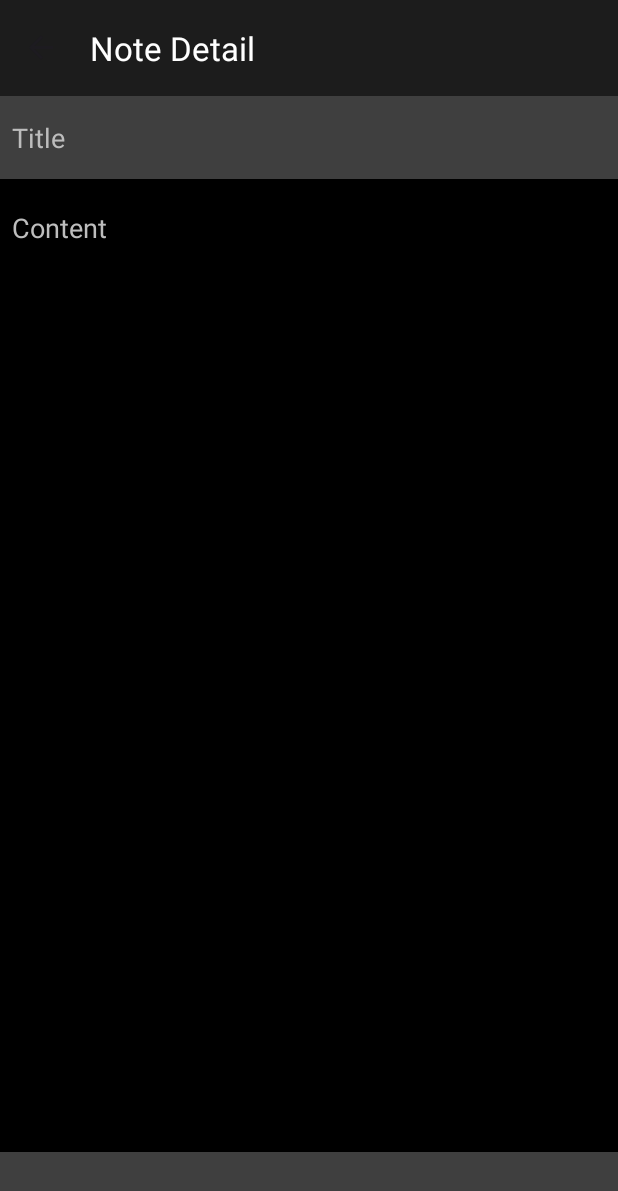
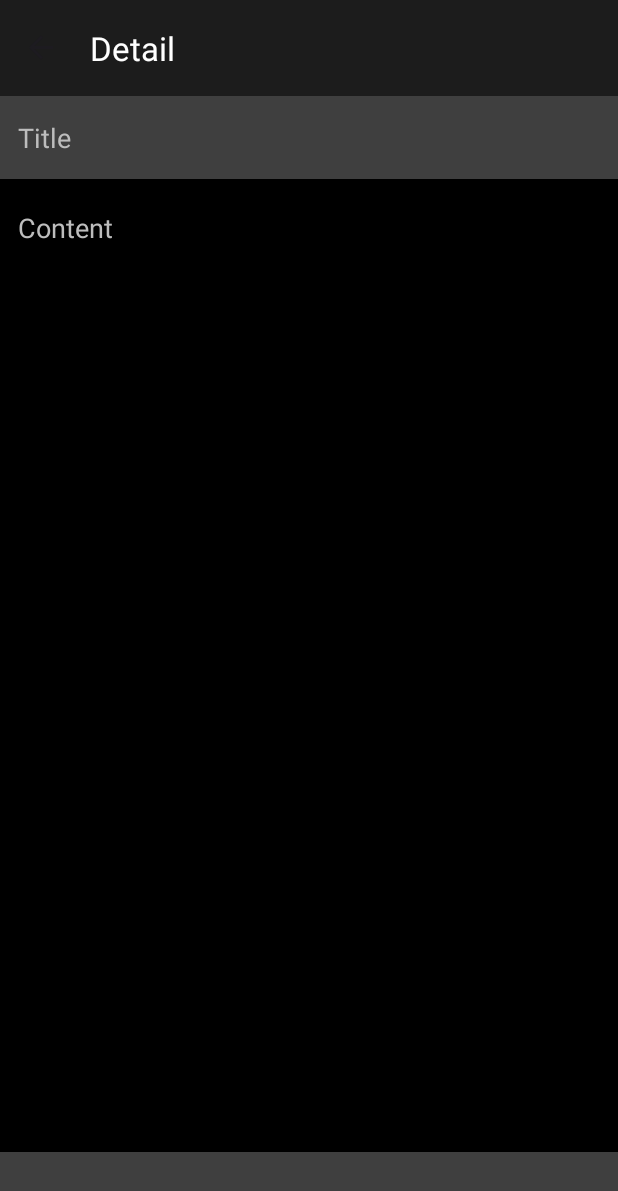
Before and after one commit to burak2861/Notes-App, an Android app: the NoteDetailFragment screen opened through its navigation route, on a phone screen of 412 x 824 dp. Shown: the top 1191 px of the screen. Run offline under Robolectric (Android 15) with nearby library versions, the phone set to English and light mode, and no system bars; our stand-ins replace Dagger/Hilt's generated code, navigation-ui.

Commit message:
first commit second commit third commit fourth commit fifth commit sixth commit

```diff
--- a/app/build.gradle.kts
+++ b/app/build.gradle.kts
@@ -73,4 +73,6 @@ dependencies {
     kapt("androidx.room:room-compiler:2.6.1")
     implementation("androidx.room:room-ktx:2.6.1")
     implementation ("androidx.lifecycle:lifecycle-livedata-ktx:2.7.0")
+
+    implementation("com.airbnb.android:lottie:3.4.0")
 }
--- a/app/src/main/java/com/example/notesapp/SplashActivity.kt
+++ b/app/src/main/java/com/example/notesapp/SplashActivity.kt
@@ -6,6 +6,7 @@ import androidx.appcompat.app.AppCompatActivity
 import android.os.Bundle
 import android.os.Handler
 import android.os.Looper
+import androidx.core.content.ContextCompat
 
 @SuppressLint("CustomSplashScreen")
 class SplashActivity : AppCompatActivity() {
@@ -15,10 +16,12 @@ class SplashActivity : AppCompatActivity() {
 
         supportActionBar?.hide()
 
+        window.statusBarColor = ContextCompat.getColor(this, R.color.black)
+
         Handler(Looper.getMainLooper()).postDelayed({
                    val intent = Intent(this@SplashActivity,NoteActivity::class.java)
             startActivity(intent)
             finish()
-        },1500)
+        },2500)
     }
 }
--- a/app/src/main/java/com/example/notesapp/list/NoteListFragment.kt
+++ b/app/src/main/java/com/example/notesapp/list/NoteListFragment.kt
@@ -1,7 +1,13 @@
 package com.example.notesapp.list
 
+import android.app.SearchManager
+import android.content.ComponentName
+import android.content.Context
 import android.os.Bundle
 import android.view.LayoutInflater
+import android.view.Menu
+import android.view.MenuInflater
+import android.view.MenuItem
 import android.view.View
 import android.view.ViewGroup
 import androidx.appcompat.app.AppCompatActivity
@@ -13,8 +19,10 @@ import androidx.lifecycle.lifecycleScope
 import androidx.lifecycle.repeatOnLifecycle
 import androidx.navigation.fragment.findNavController
 import androidx.recyclerview.widget.LinearLayoutManager
+import com.example.notesapp.R
 import com.example.notesapp.databinding.FragmentNoteListBinding
 import com.example.notesapp.list.adapter.NoteAdapter
+import com.example.notesapp.model.Note
 import dagger.hilt.android.AndroidEntryPoint
 import kotlinx.coroutines.launch
 
@@ -48,23 +56,13 @@ class NoteListFragment : Fragment() {
 
     override fun onViewCreated(view: View, savedInstanceState: Bundle?) {
         super.onViewCreated(view, savedInstanceState)
+        setHasOptionsMenu(true)
 
         listeners()
         setupRecyclerView()
         observeNotes()
         viewModel.getAllNotes()
 
-        binding.searchView.setOnQueryTextListener(object :
-            SearchView.OnQueryTextListener {
-            override fun onQueryTextSubmit(query: String?): Boolean {
-                return false
-            }
-
-            override fun onQueryTextChange(newText: String?): Boolean {
-                viewModel.searchNotes(newText.orEmpty())
-                return true
-            }
-        })
     }
 
     private fun listeners() {
@@ -84,11 +82,45 @@ class NoteListFragment : Fragment() {
 
     private fun observeNotes() {
         viewLifecycleOwner.lifecycleScope.launch {
-            lifecycle.repeatOnLifecycle(Lifecycle.State.RESUMED){
+            lifecycle.repeatOnLifecycle(Lifecycle.State.RESUMED) {
                 viewModel.allNotes.collect { notes ->
                     noteAdapter.submitList(notes)
                 }
             }
         }
     }
+
+    @Deprecated("Deprecated in Java")
+    override fun onCreateOptionsMenu(menu: Menu, inflater: MenuInflater) {
+
+        inflater.inflate(R.menu.menu, menu)
+        val manager = requireActivity().getSystemService(Context.SEARCH_SERVICE) as SearchManager?
+        val searchItem = menu.findItem(R.id.action_search)
+        val searchView = searchItem.actionView as SearchView
+
+        searchView.setSearchableInfo(manager?.getSearchableInfo(requireActivity().componentName))
+
+
+        searchView.setOnQueryTextListener(object :
+            SearchView.OnQueryTextListener {
+            override fun onQueryTextSubmit(query: String?): Boolean {
+                return false
+            }
+
+            override fun onQueryTextChange(newText: String?): Boolean {
+                viewModel.searchNotes(newText.orEmpty())
+                return true
+            }
+        })
+    }
+
+    override fun onOptionsItemSelected(item: MenuItem): Boolean {
+        return when (item.itemId) {
+            R.id.action_search -> {
+                true
+            }
+
+            else -> super.onOptionsItemSelected(item)
+        }
+    }
 }
--- /dev/null
+++ b/app/src/main/res/anim/from_left.xml
@@ -0,0 +1,6 @@
+<?xml version="1.0" encoding="utf-8"?>
+<set xmlns:android="http://schemas.android.com/apk/res/android">
+
+    <translate android:fromXDelta="100%" android:toXDelta="0%" android:duration="400"/>
+
+</set>
--- /dev/null
+++ b/app/src/main/res/anim/from_right.xml
@@ -0,0 +1,6 @@
+<?xml version="1.0" encoding="utf-8"?>
+<set xmlns:android="http://schemas.android.com/apk/res/android">
+
+    <translate android:fromXDelta="-100%" android:toXDelta="0%" android:duration="400"/>
+
+</set>
--- /dev/null
+++ b/app/src/main/res/anim/to_left.xml
@@ -0,0 +1,6 @@
+<?xml version="1.0" encoding="utf-8"?>
+<set xmlns:android="http://schemas.android.com/apk/res/android">
+
+    <translate android:fromXDelta="0%" android:toXDelta="100%" android:duration="400"/>
+
+</set>
--- /dev/null
+++ b/app/src/main/res/anim/to_right.xml
@@ -0,0 +1,6 @@
+<?xml version="1.0" encoding="utf-8"?>
+<set xmlns:android="http://schemas.android.com/apk/res/android">
+
+    <translate android:fromXDelta="0%" android:toXDelta="-100%" android:duration="400"/>
+
+</set>
--- a/app/src/main/res/layout/fragment_note_detail.xml
+++ b/app/src/main/res/layout/fragment_note_detail.xml
@@ -19,7 +19,7 @@
         android:maxLines="1"
         android:textColor="@color/white"
         android:textColorHint="#BDBDBD"
-        android:paddingStart="8dp"/>
+        android:paddingStart="12dp"/>
 
     <androidx.appcompat.widget.AppCompatEditText
         android:id="@+id/contentEditText"
@@ -32,7 +32,7 @@
         android:inputType="textMultiLine"
         android:textColor="@color/white"
         android:textColorHint="#BDBDBD"
-        android:paddingStart="8dp"
+        android:paddingStart="12dp"
         android:paddingTop="20dp"/>
 
     <View
--- a/app/src/main/res/layout/note_recyclerview.xml
+++ b/app/src/main/res/layout/note_recyclerview.xml
@@ -21,6 +21,7 @@
             android:layout_width="match_parent"
             android:layout_height="wrap_content"
             android:padding="8dp"
+            android:paddingStart="16dp"
             android:text="@string/note_title"
             android:textSize="20sp"
             android:textStyle="bold"
@@ -33,6 +34,7 @@
             android:maxLines="3"
             android:ellipsize="end"
             android:padding="8dp"
+            android:paddingStart="16dp"
             android:text="@string/note_content"
             android:textSize="16sp"
             android:textColor="@color/white"/>
@@ -48,7 +50,7 @@
                 android:layout_width="234dp"
                 android:layout_height="match_parent"
                 android:layout_alignParentStart="true"
-                android:layout_marginStart="8dp"
+                android:paddingStart="16dp"
                 android:text="@string/date"
                 android:textColor="#C3C3C3"
                 android:textSize="14sp" />
--- /dev/null
+++ b/app/src/main/res/menu/menu.xml
@@ -0,0 +1,11 @@
+<?xml version="1.0" encoding="utf-8"?>
+<menu xmlns:app="http://schemas.android.com/apk/res-auto"
+    xmlns:android="http://schemas.android.com/apk/res/android">
+
+    <item
+        android:id="@+id/action_search"
+        android:icon="@android:drawable/ic_menu_search"
+        android:title="@string/search"
+        app:showAsAction="ifRoom|collapseActionView"
+        app:actionViewClass="androidx.appcompat.widget.SearchView" />
+</menu>
--- a/app/src/main/res/navigation/nav_graph.xml
+++ b/app/src/main/res/navigation/nav_graph.xml
@@ -8,21 +8,25 @@
     <fragment
         android:id="@+id/noteListFragment"
         android:name="com.example.notesapp.list.NoteListFragment"
-        android:label="Note List"
-        tools:layout="@layout/fragment_note_list" >
+        android:label="List"
+        tools:layout="@layout/fragment_note_list">
         <action
             android:id="@+id/action_noteListFragment_to_noteDetailFragment"
-            app:destination="@id/noteDetailFragment" />
+            app:destination="@id/noteDetailFragment"
+            app:enterAnim="@anim/from_left"
+            app:exitAnim="@anim/to_right"
+            app:popEnterAnim="@anim/from_right"
+            app:popExitAnim="@anim/to_left" />
     </fragment>
     <fragment
         android:id="@+id/noteDetailFragment"
         android:name="com.example.notesapp.detail.NoteDetailFragment"
-        android:label="Note Detail"
-        tools:layout="@layout/fragment_note_detail" >
+        android:label="Detail"
+        tools:layout="@layout/fragment_note_detail">
         <argument
             android:name="note"
+            android:defaultValue="@null"
             app:argType="com.example.notesapp.model.Note"
-            app:nullable="true"
-            android:defaultValue="@null" />
+            app:nullable="true" />
     </fragment>
 </navigation>
--- a/app/src/main/res/values/strings.xml
+++ b/app/src/main/res/values/strings.xml
@@ -11,4 +11,5 @@
     <string name="title">Title</string>
     <string name="welcome_to_notes_app">Welcome to Notes App</string>
     <string name="notes_app">Notes App</string>
+    <string name="search">Search</string>
 </resources>
```
Also changed, not shown: app/src/main/res/layout/activity_splash.xml (+8 -6 lines), app/src/main/res/layout/fragment_note_list.xml (+1 -10 lines), app/src/main/res/raw/notelottie.json (added, +1 -0 lines).
